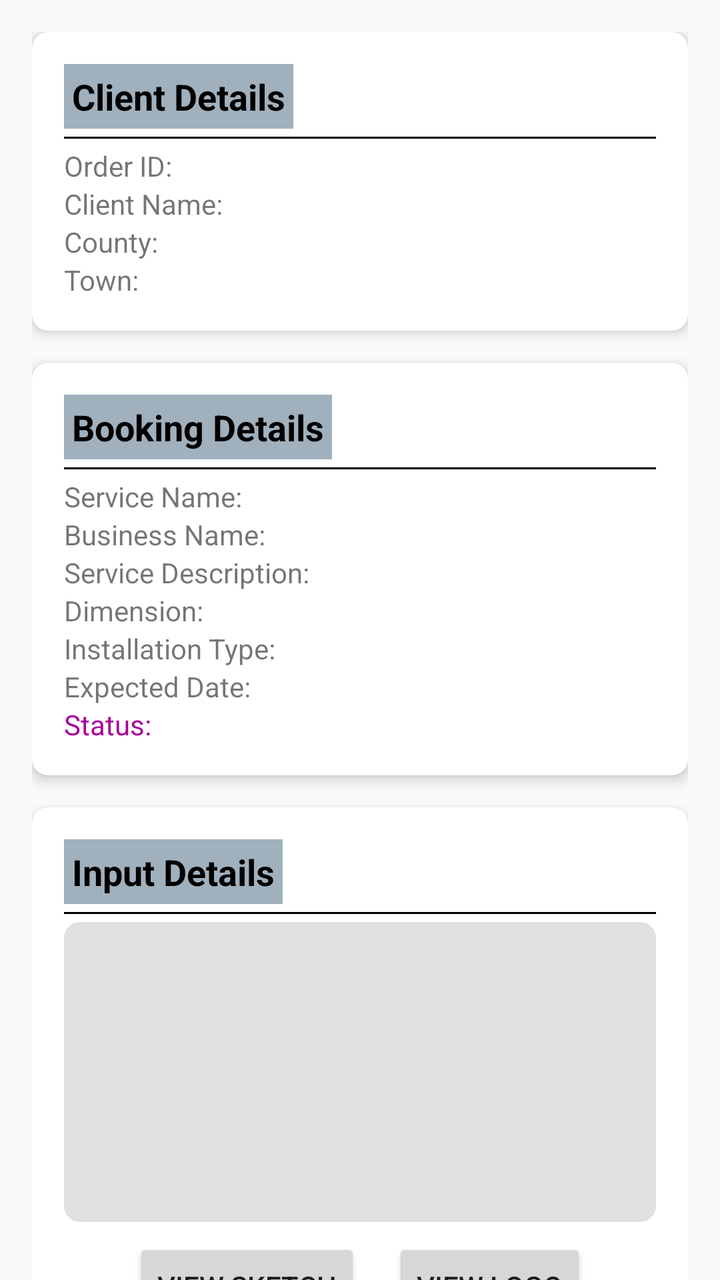
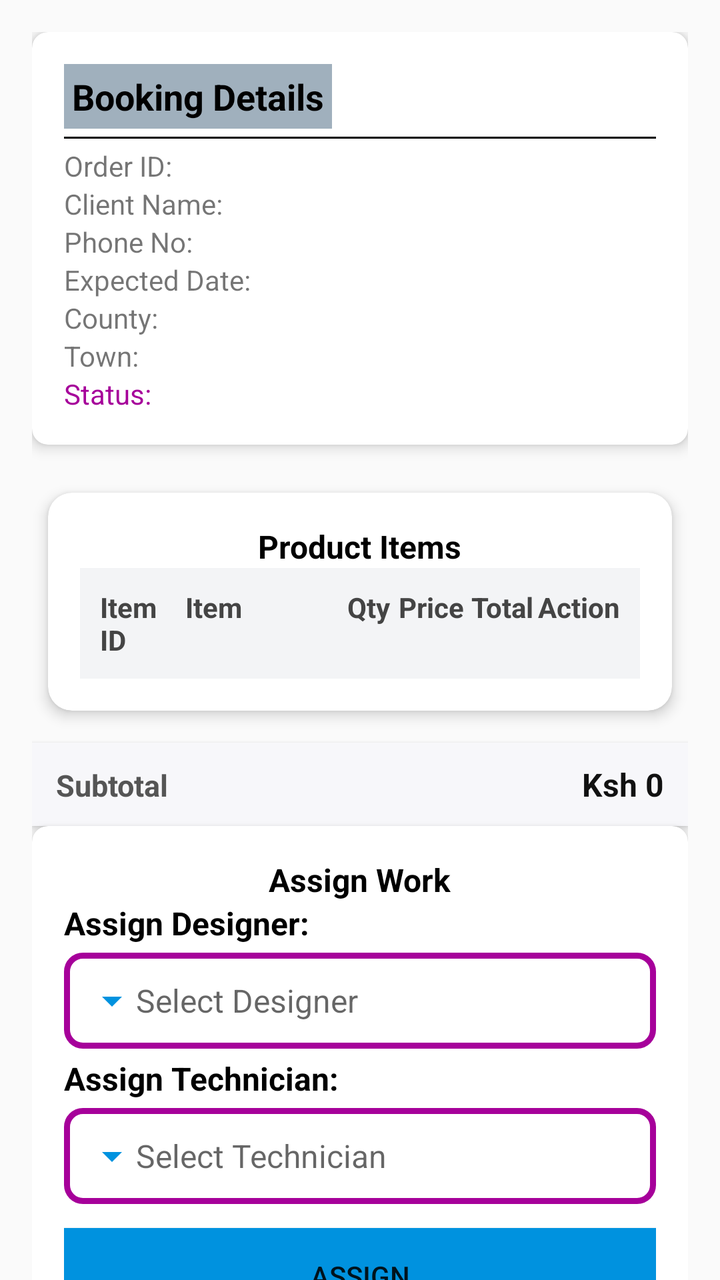

The first picture is an Android layout as it rendered before a commit; the second is the same layout after the commit. The layout source and the unified diff follow.
<!-- AndroidManifest.xml: application theme AppTheme -->
<!-- res/layout/activity_quotation_items.xml -->
<?xml version="1.0" encoding="utf-8"?>
<RelativeLayout xmlns:android="http://schemas.android.com/apk/res/android"
    xmlns:app="http://schemas.android.com/apk/res-auto"
    xmlns:tools="http://schemas.android.com/tools"
    android:layout_width="match_parent"
    android:layout_height="match_parent"
    tools:context=".Staff.ServMrg.QuotationItems">
    <androidx.core.widget.NestedScrollView
        android:layout_width="match_parent"
        android:layout_height="match_parent"
        android:fillViewport="true">

        <LinearLayout
            android:layout_width="match_parent"
            android:layout_height="wrap_content"
            android:orientation="vertical"
            android:padding="16dp">

            
            <androidx.cardview.widget.CardView
                android:layout_width="match_parent"
                android:layout_height="wrap_content"
                android:layout_marginBottom="16dp"
                app:cardCornerRadius="8dp"
                app:cardElevation="4dp">

                <LinearLayout
                    android:layout_width="match_parent"
                    android:layout_height="wrap_content"
                    android:orientation="vertical"
                    android:padding="16dp">

                    <TextView
                        android:layout_width="wrap_content"
                        android:layout_height="wrap_content"
                        android:text="Client Details"
                        android:textStyle="bold"
                        android:textSize="18sp"
                        android:padding="4dp"
                        android:textColor="@color/colorBlack"
                        android:background="@color/colorreceipt"/>

                    <View
                        android:layout_width="match_parent"
                        android:layout_height="1dp"
                        android:background="@color/colorBlack"
                        android:layout_marginVertical="4dp"/>

                    <TextView android:id="@+id/tv_orderID"
                        android:layout_width="wrap_content"
                        android:layout_height="wrap_content"
                        android:text="Order ID: " />

                    <TextView android:id="@+id/tv_clientName"
                        android:layout_width="wrap_content"
                        android:layout_height="wrap_content"
                        android:text="Client Name: " />

                    <TextView android:id="@+id/tv_county"
                        android:layout_width="wrap_content"
                        android:layout_height="wrap_content"
                        android:text="County: " />

                    <TextView android:id="@+id/tv_town"
                        android:layout_width="wrap_content"
                        android:layout_height="wrap_content"
                        android:text="Town: " />
                </LinearLayout>
            </androidx.cardview.widget.CardView>

            
            <androidx.cardview.widget.CardView
                android:layout_width="match_parent"
                android:layout_height="wrap_content"
                android:layout_marginBottom="16dp"
                app:cardCornerRadius="8dp"
                app:cardElevation="4dp">

                <LinearLayout
                    android:layout_width="match_parent"
                    android:layout_height="wrap_content"
                    android:orientation="vertical"
                    android:padding="16dp">

                    <TextView
                        android:layout_width="wrap_content"
                        android:layout_height="wrap_content"
                        android:text="Booking Details"
                        android:textStyle="bold"
                        android:textSize="18sp"
                        android:padding="4dp"
                        android:textColor="@color/colorBlack"
                        android:background="@color/colorreceipt" />

                    <View
                        android:layout_width="match_parent"
                        android:layout_height="1dp"
                        android:background="@color/colorBlack"
                        android:layout_marginVertical="4dp"/>

                    <TextView android:id="@+id/tv_servName"
                        android:layout_width="wrap_content"
                        android:layout_height="wrap_content"
                        android:text="Service Name: " />

                    <TextView android:id="@+id/tv_businessName"
                        android:layout_width="wrap_content"
                        android:layout_height="wrap_content"
                        android:text="Business Name: " />

                    <TextView android:id="@+id/tv_serviceDesc"
                        android:layout_width="wrap_content"
                        android:layout_height="wrap_content"
                        android:text="Service Description: " />

                    <TextView android:id="@+id/tv_dimension"
                        android:layout_width="wrap_content"
                        android:layout_height="wrap_content"
                        android:text="Dimension: " />

                    <TextView android:id="@+id/tv_installationType"
                        android:layout_width="wrap_content"
                        android:layout_height="wrap_content"
                        android:text="Installation Type: " />

                    <TextView android:id="@+id/tv_expectedDate"
                        android:layout_width="wrap_content"
                        android:layout_height="wrap_content"
                        android:text="Expected Date: " />

                    <TextView android:id="@+id/tv_bookingStatus"
                        android:layout_width="wrap_content"
                        android:layout_height="wrap_content"
                        android:textColor="@color/colorAccent"
                        android:text="Status: " />
                </LinearLayout>
            </androidx.cardview.widget.CardView>

            
            <androidx.cardview.widget.CardView
                android:layout_width="match_parent"
                android:layout_height="wrap_content"
                app:cardCornerRadius="8dp"
                app:cardElevation="4dp">

                <LinearLayout
                    android:layout_width="match_parent"
                    android:layout_height="wrap_content"
                    android:orientation="vertical"
                    android:padding="16dp">

                    <TextView
                        android:layout_width="wrap_content"
                        android:layout_height="wrap_content"
                        android:text="Input Details"
                        android:textStyle="bold"
                        android:textSize="18sp"
                        android:padding="4dp"
                        android:textColor="@color/colorBlack"
                        android:background="@color/colorreceipt" />

                    <View
                        android:layout_width="match_parent"
                        android:layout_height="1dp"
                        android:background="@color/colorBlack"
                        android:layout_marginVertical="4dp"/>

                    <ScrollView
                        android:layout_width="match_parent"
                        android:layout_height="150dp"
                        android:background="@drawable/rounded_background"
                        android:padding="12dp">

                        <TextView
                            android:id="@+id/tv_inputType"
                            android:layout_width="match_parent"
                            android:layout_height="wrap_content"
                            android:textSize="14sp"
                            android:textColor="@color/colorBlack"
                            android:lineSpacingExtra="4dp"/>

                    </ScrollView>

                    <LinearLayout
                        android:layout_width="match_parent"
                        android:layout_height="wrap_content"
                        android:orientation="horizontal"
                        android:gravity="center"
                        android:layout_marginTop="8dp">

                        <Button
                            android:id="@+id/btn_viewSketch"
                            android:layout_width="wrap_content"
                            android:layout_height="wrap_content"
                            android:text="View Sketch" />

                        <Button
                            android:id="@+id/btn_viewLogo"
                            android:layout_width="wrap_content"
                            android:layout_height="wrap_content"
                            android:text="View Logo"
                            android:layout_marginStart="16dp" />
                    </LinearLayout>

                </LinearLayout>
            </androidx.cardview.widget.CardView>

            
            <androidx.cardview.widget.CardView
                android:id="@+id/cardDesigner"
                android:layout_width="match_parent"
                android:layout_height="wrap_content"
                android:layout_marginBottom="16dp"
                app:cardCornerRadius="8dp"
                app:cardElevation="4dp">

                <LinearLayout
                    android:layout_width="match_parent"
                    android:layout_height="wrap_content"
                    android:orientation="vertical"
                    android:padding="16dp">

                    <TextView
                        android:layout_width="match_parent"
                        android:layout_height="wrap_content"
                        android:text="Assign Designer:"
                        android:textSize="16sp"
                        android:textStyle="bold"
                        android:textColor="@color/colorBlack"
                        android:paddingBottom="4dp"/>

                    <EditText
                        android:id="@+id/edt_designer"
                        android:layout_width="match_parent"
                        android:layout_height="wrap_content"
                        android:hint="Select Designer"
                        android:textSize="16sp"
                        android:padding="12dp"
                        android:background="@drawable/edittext_background1"
                        android:drawableStart="@drawable/ic_dropdown"
                        android:focusable="false"
                        android:clickable="true"
                        android:inputType="none"/>
                    <Button
                        android:id="@+id/btn_submit"
                        android:layout_width="match_parent"
                        android:layout_height="wrap_content"
                        android:text="Assign"
                        android:layout_marginTop="12dp"
                        android:background="@color/colorPrimary"/>
                </LinearLayout>
            </androidx.cardview.widget.CardView>


        </LinearLayout>
    </androidx.core.widget.NestedScrollView>

</RelativeLayout>
<!-- resources referenced by this layout -->
<resources>
  <color name="colorAccent">#A6009A</color>
  <color name="colorBlack">#000</color>
  <color name="colorPrimary">#0092DF</color>
  <color name="colorreceipt">#A0B0BD</color>
  <!-- drawable edittext_background1 (drawable) -->
  <shape xmlns:android="http://schemas.android.com/apk/res/android">
      <solid android:color="#FFFFFF" />
      <stroke
          android:width="3dp"
          android:color="@color/colorAccent"/>
      <corners android:radius="8dp" />
  </shape>
  <!-- drawable ic_dropdown (drawable) -->
  <vector android:height="24dp" android:tint="#0092DF"
      android:viewportHeight="24" android:viewportWidth="24"
      android:width="24dp" xmlns:android="http://schemas.android.com/apk/res/android">
      <path android:fillColor="@android:color/white" android:pathData="M7,10l5,5 5,-5z"/>
  </vector>
  <!-- drawable rounded_background (drawable) -->
  <?xml version="1.0" encoding="utf-8"?>
  <shape xmlns:android="http://schemas.android.com/apk/res/android"
      android:shape="rectangle">
      <corners android:radius="8dp"/>
      <solid android:color="#E0E0E0"/>  
      <padding android:left="10dp" android:top="10dp" android:right="10dp" android:bottom="10dp"/>
  </shape>
  <style name="AppTheme" parent="Theme.AppCompat.Light.DarkActionBar">
          
          <item name="colorPrimary">@color/colorPrimary</item>
          <item name="colorPrimaryDark">@color/colorPrimaryDark</item>
          <item name="colorAccent">@color/colorAccent</item>
      </style>
  <color name="colorPrimaryDark">#0092DF</color>
</resources>

<!-- the commit's change to res/layout/activity_quotation_items.xml (unified diff, before → after) -->
@@ -33,7 +33,7 @@
                     <TextView
                         android:layout_width="wrap_content"
                         android:layout_height="wrap_content"
-                        android:text="Client Details"
+                        android:text="Booking Details"
                         android:textStyle="bold"
                         android:textSize="18sp"
                         android:padding="4dp"
@@ -56,6 +56,16 @@
                         android:layout_height="wrap_content"
                         android:text="Client Name: " />
 
+                    <TextView android:id="@+id/tv_tell"
+                        android:layout_width="wrap_content"
+                        android:layout_height="wrap_content"
+                        android:text="Phone No: " />
+
+                    <TextView android:id="@+id/tv_expDate"
+                        android:layout_width="wrap_content"
+                        android:layout_height="wrap_content"
+                        android:text="Expected Date: " />
+
                     <TextView android:id="@+id/tv_county"
                         android:layout_width="wrap_content"
                         android:layout_height="wrap_content"
@@ -65,68 +75,6 @@
                         android:layout_width="wrap_content"
                         android:layout_height="wrap_content"
                         android:text="Town: " />
-                </LinearLayout>
-            </androidx.cardview.widget.CardView>
-
-            
-            <androidx.cardview.widget.CardView
-                android:layout_width="match_parent"
-                android:layout_height="wrap_content"
-                android:layout_marginBottom="16dp"
-                app:cardCornerRadius="8dp"
-                app:cardElevation="4dp">
-
-                <LinearLayout
-                    android:layout_width="match_parent"
-                    android:layout_height="wrap_content"
-                    android:orientation="vertical"
-                    android:padding="16dp">
-
-                    <TextView
-                        android:layout_width="wrap_content"
-                        android:layout_height="wrap_content"
-                        android:text="Booking Details"
-                        android:textStyle="bold"
-                        android:textSize="18sp"
-                        android:padding="4dp"
-                        android:textColor="@color/colorBlack"
-                        android:background="@color/colorreceipt" />
-
-                    <View
-                        android:layout_width="match_parent"
-                        android:layout_height="1dp"
-                        android:background="@color/colorBlack"
-                        android:layout_marginVertical="4dp"/>
-
-                    <TextView android:id="@+id/tv_servName"
-                        android:layout_width="wrap_content"
-                        android:layout_height="wrap_content"
-                        android:text="Service Name: " />
-
-                    <TextView android:id="@+id/tv_businessName"
-                        android:layout_width="wrap_content"
-                        android:layout_height="wrap_content"
-                        android:text="Business Name: " />
-
-                    <TextView android:id="@+id/tv_serviceDesc"
-                        android:layout_width="wrap_content"
-                        android:layout_height="wrap_content"
-                        android:text="Service Description: " />
-
-                    <TextView android:id="@+id/tv_dimension"
-                        android:layout_width="wrap_content"
-                        android:layout_height="wrap_content"
-                        android:text="Dimension: " />
-
-                    <TextView android:id="@+id/tv_installationType"
-                        android:layout_width="wrap_content"
-                        android:layout_height="wrap_content"
-                        android:text="Installation Type: " />
-
-                    <TextView android:id="@+id/tv_expectedDate"
-                        android:layout_width="wrap_content"
-                        android:layout_height="wrap_content"
-                        android:text="Expected Date: " />
 
                     <TextView android:id="@+id/tv_bookingStatus"
                         android:layout_width="wrap_content"
@@ -136,12 +84,13 @@
                 </LinearLayout>
             </androidx.cardview.widget.CardView>
 
-            
             <androidx.cardview.widget.CardView
                 android:layout_width="match_parent"
                 android:layout_height="wrap_content"
-                app:cardCornerRadius="8dp"
-                app:cardElevation="4dp">
+                android:layout_margin="8dp"
+                app:cardCornerRadius="12dp"
+                app:cardElevation="4dp"
+                app:cardBackgroundColor="@color/white">
 
                 <LinearLayout
                     android:layout_width="match_parent"
@@ -152,60 +101,57 @@
                     <TextView
                         android:layout_width="wrap_content"
                         android:layout_height="wrap_content"
-                        android:text="Input Details"
-                        android:textStyle="bold"
-                        android:textSize="18sp"
-                        android:padding="4dp"
-                        android:textColor="@color/colorBlack"
-                        android:background="@color/colorreceipt" />
-
-                    <View
-                        android:layout_width="match_parent"
-                        android:layout_height="1dp"
-                        android:background="@color/colorBlack"
-                        android:layout_marginVertical="4dp"/>
-
-                    <ScrollView
-                        android:layout_width="match_parent"
-                        android:layout_height="150dp"
-                        android:background="@drawable/rounded_background"
-                        android:padding="12dp">
-
-                        <TextView
-                            android:id="@+id/tv_inputType"
-                            android:layout_width="match_parent"
-                            android:layout_height="wrap_content"
-                            android:textSize="14sp"
-                            android:textColor="@color/colorBlack"
-                            android:lineSpacingExtra="4dp"/>
-
-                    </ScrollView>
-
-                    <LinearLayout
-                        android:layout_width="match_parent"
-                        android:layout_height="wrap_content"
-                        android:orientation="horizontal"
-                        android:gravity="center"
-                        android:layout_marginTop="8dp">
-
-                        <Button
-                            android:id="@+id/btn_viewSketch"
-                            android:layout_width="wrap_content"
-                            android:layout_height="wrap_content"
-                            android:text="View Sketch" />
-
-                        <Button
-                            android:id="@+id/btn_viewLogo"
-                            android:layout_width="wrap_content"
-                            android:layout_height="wrap_content"
-                            android:text="View Logo"
-                            android:layout_marginStart="16dp" />
-                    </LinearLayout>
-
+                        android:text="Product Items"
+                        android:textSize="16sp"
+                        android:layout_gravity="center"
+                        android:textStyle="bold"
+                        android:textColor="@color/colorBlack" />
+
+                    <include layout="@layout/row_cart_items_header" />
+
+                    
+                    <androidx.recyclerview.widget.RecyclerView
+                        android:id="@+id/recyclerView"
+                        android:layout_width="match_parent"
+                        android:layout_height="0dp"
+                        android:layout_weight="1"
+                        android:scrollbars="vertical"
+                        app:layout_behavior="@string/appbar_scrolling_view_behavior" />
                 </LinearLayout>
             </androidx.cardview.widget.CardView>
-
-            
+            <LinearLayout
+                android:id="@+id/subtotal_bar"
+                android:layout_width="match_parent"
+                android:layout_height="wrap_content"
+                android:orientation="horizontal"
+                android:paddingStart="12dp"
+                android:paddingEnd="12dp"
+                android:paddingTop="10dp"
+                android:paddingBottom="10dp"
+                android:background="#F7F7FA"
+                android:elevation="2dp"
+                android:layout_marginTop="8dp">
+
+                <TextView
+                    android:id="@+id/label_subtotal"
+                    android:layout_width="0dp"
+                    android:layout_height="wrap_content"
+                    android:layout_weight="1"
+                    android:text="Subtotal"
+                    android:textColor="#555555"
+                    android:textStyle="bold"
+                    android:textSize="15sp" />
+
+                <TextView
+                    android:id="@+id/txv_cart_subtotal"
+                    android:layout_width="wrap_content"
+                    android:layout_height="wrap_content"
+                    android:text="Ksh 0"
+                    android:textColor="#111111"
+                    android:textStyle="bold"
+                    android:textSize="16sp" />
+            </LinearLayout>
+
             <androidx.cardview.widget.CardView
                 android:id="@+id/cardDesigner"
                 android:layout_width="match_parent"
@@ -221,6 +167,15 @@
                     android:padding="16dp">
 
                     <TextView
+                        android:layout_width="wrap_content"
+                        android:layout_height="wrap_content"
+                        android:text="Assign Work"
+                        android:textSize="16sp"
+                        android:layout_gravity="center"
+                        android:textStyle="bold"
+                        android:textColor="@color/colorBlack" />
+
+                    <TextView
                         android:layout_width="match_parent"
                         android:layout_height="wrap_content"
                         android:text="Assign Designer:"
@@ -241,6 +196,30 @@
                         android:focusable="false"
                         android:clickable="true"
                         android:inputType="none"/>
+
+                    <TextView
+                        android:layout_width="match_parent"
+                        android:layout_height="wrap_content"
+                        android:text="Assign Technician:"
+                        android:textSize="16sp"
+                        android:textStyle="bold"
+                        android:textColor="@color/colorBlack"
+                        android:paddingBottom="4dp"
+                        android:layout_marginTop="4dp"/>
+
+                    <EditText
+                        android:id="@+id/edt_technician"
+                        android:layout_width="match_parent"
+                        android:layout_height="wrap_content"
+                        android:hint="Select Technician"
+                        android:textSize="16sp"
+                        android:padding="12dp"
+                        android:background="@drawable/edittext_background1"
+                        android:drawableStart="@drawable/ic_dropdown"
+                        android:focusable="false"
+                        android:clickable="true"
+                        android:inputType="none"/>
+
                     <Button
                         android:id="@+id/btn_submit"
                         android:layout_width="match_parent"
@@ -251,8 +230,76 @@
                 </LinearLayout>
             </androidx.cardview.widget.CardView>
 
-
         </LinearLayout>
     </androidx.core.widget.NestedScrollView>
 
 </RelativeLayout>
+<!-- res/layout/row_cart_items_header.xml (included above) -->
+<?xml version="1.0" encoding="utf-8"?>
+<LinearLayout xmlns:android="http://schemas.android.com/apk/res/android"
+    android:layout_width="match_parent"
+    android:layout_height="wrap_content"
+    android:orientation="horizontal"
+    android:padding="10dp"
+    android:background="#F3F4F6"
+    android:weightSum="6">
+
+    
+    <TextView
+        android:layout_width="0dp"
+        android:layout_height="wrap_content"
+        android:layout_weight="0.8"
+        android:text="Item ID"
+        android:textStyle="bold"
+        android:textColor="#444"/>
+
+    
+    <TextView
+        android:layout_width="0dp"
+        android:layout_height="wrap_content"
+        android:layout_weight="2.0"
+        android:text="Item"
+        android:textStyle="bold"
+        android:textColor="#444"
+        android:paddingStart="8dp"/>
+
+    
+    <TextView
+        android:layout_width="0dp"
+        android:layout_height="wrap_content"
+        android:layout_weight="0.6"
+        android:text="Qty"
+        android:textStyle="bold"
+        android:textColor="#444"
+        android:gravity="center"/>
+
+    
+    <TextView
+        android:layout_width="0dp"
+        android:layout_height="wrap_content"
+        android:layout_weight="0.8"
+        android:text="Price"
+        android:textStyle="bold"
+        android:textColor="#444"
+        android:gravity="end"/>
+
+    
+    <TextView
+        android:layout_width="0dp"
+        android:layout_height="wrap_content"
+        android:layout_weight="0.8"
+        android:text="Total"
+        android:textStyle="bold"
+        android:textColor="#444"
+        android:gravity="end"/>
+
+    
+    <TextView
+        android:layout_width="0dp"
+        android:layout_height="wrap_content"
+        android:layout_weight="1.0"
+        android:text="Action"
+        android:textStyle="bold"
+        android:textColor="#444"
+        android:gravity="end"/>
+</LinearLayout>
<!-- resource entries referenced after the edit -->
@@ -4,6 +4,7 @@
   <color name="colorBlack">#000</color>
   <color name="colorPrimary">#0092DF</color>
   <color name="colorreceipt">#A0B0BD</color>
+  <color name="white">#fff</color>
   <!-- drawable edittext_background1 (drawable) -->
   <shape xmlns:android="http://schemas.android.com/apk/res/android">
       <solid android:color="#FFFFFF" />
@@ -18,14 +19,6 @@
       android:width="24dp" xmlns:android="http://schemas.android.com/apk/res/android">
       <path android:fillColor="@android:color/white" android:pathData="M7,10l5,5 5,-5z"/>
   </vector>
-  <!-- drawable rounded_background (drawable) -->
-  <?xml version="1.0" encoding="utf-8"?>
-  <shape xmlns:android="http://schemas.android.com/apk/res/android"
-      android:shape="rectangle">
-      <corners android:radius="8dp"/>
-      <solid android:color="#E0E0E0"/>  
-      <padding android:left="10dp" android:top="10dp" android:right="10dp" android:bottom="10dp"/>
-  </shape>
   <style name="AppTheme" parent="Theme.AppCompat.Light.DarkActionBar">
           
           <item name="colorPrimary">@color/colorPrimary</item>
